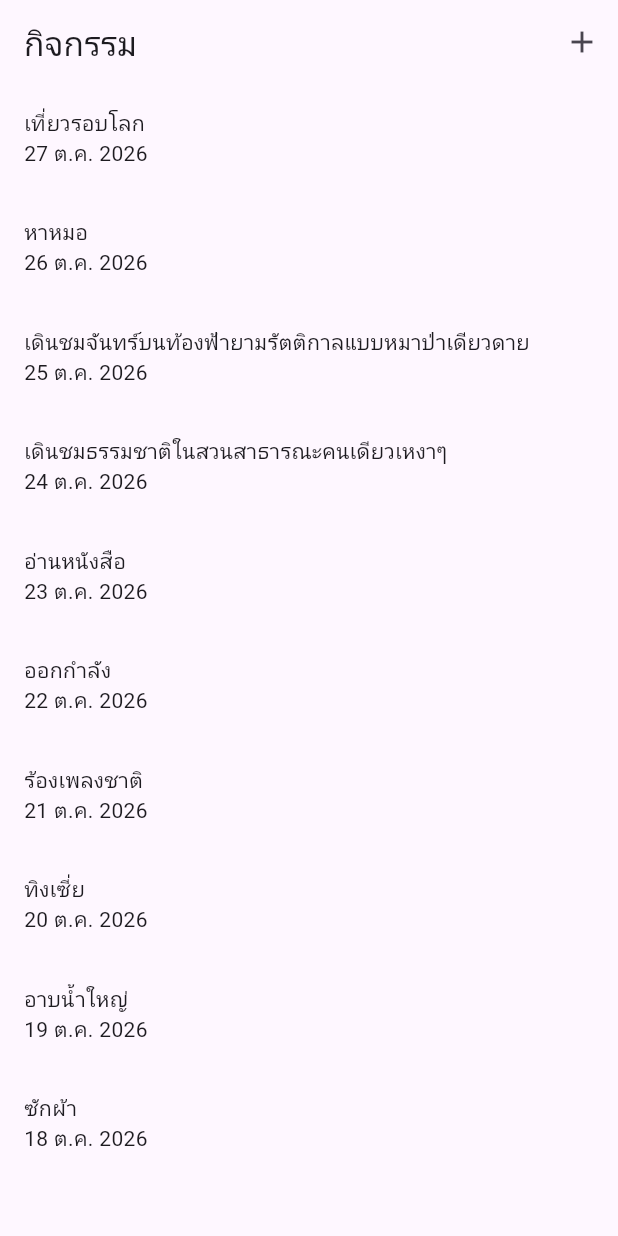
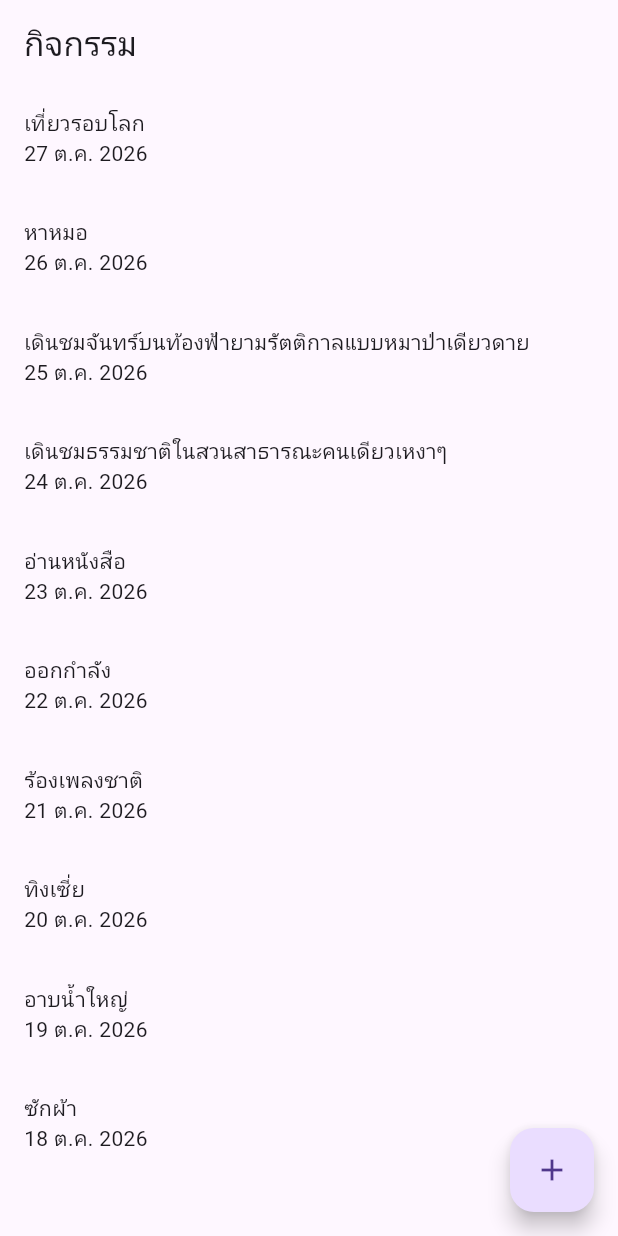
Before and after one commit to Jujube2005/activity_weather, a Flutter app: the screen it shows after launch, on a phone screen of 412 x 824 dp. Run offline on Flutter 3.47's test engine with Material 3 defaults, Android fonts, the phone set to English and light mode, and no system bars.

Commit message:
style: change add activity button to circular FAB

```diff
--- a/lib/screens/activity_list_page.dart
+++ b/lib/screens/activity_list_page.dart
@@ -11,7 +11,6 @@ class ActivityListPage extends StatefulWidget {
 }
 
 class _ActivityListPageState extends State<ActivityListPage> {
-
   final List<Map<String, String>> activities = [
     {
       'title': 'เที่ยวรอบโลก',
@@ -53,37 +52,31 @@ class _ActivityListPageState extends State<ActivityListPage> {
     },
   ];
 
+  Future<void> _openAddActivityForm() async {
+    final result = await Navigator.push<Map<String, String>>(
+      context,
+      MaterialPageRoute(builder: (context) => const ActivityFormPage()),
+    );
+
+    if (result != null) {
+      setState(() {
+        activities.add(result);
+      });
+    }
+  }
+
   @override
   Widget build(BuildContext context) {
     return Scaffold(
-      appBar: AppBar(
-        title: const Text('กิจกรรม'),
-        actions: [
-          IconButton(
-            icon: const Icon(Icons.add),
-            onPressed: () async {
-              final result = await Navigator.push<Map<String, String>>(
-                context,
-                MaterialPageRoute(
-                  builder: (context) => const ActivityFormPage(),
-                ),
-              );
+      appBar: AppBar(title: const Text('กิจกรรม')),
 
-              if (result != null) {
-                setState(() {
-                  activities.add(result);
-                });
-              }
-            },
-          ),
-        ],
-      ),
       body: activities.isEmpty
           ? const Center(child: Text('ยังไม่มีกิจกรรม'))
           : ListView.builder(
               itemCount: activities.length,
               itemBuilder: (context, index) {
                 final activity = activities[index];
+
                 return InkWell(
                   onTap: () {
                     Navigator.push<void>(
@@ -107,6 +100,11 @@ class _ActivityListPageState extends State<ActivityListPage> {
                 );
               },
             ),
+
+      floatingActionButton: FloatingActionButton(
+        onPressed: _openAddActivityForm,
+        child: const Icon(Icons.add),
+      ),
     );
   }
 }
```
